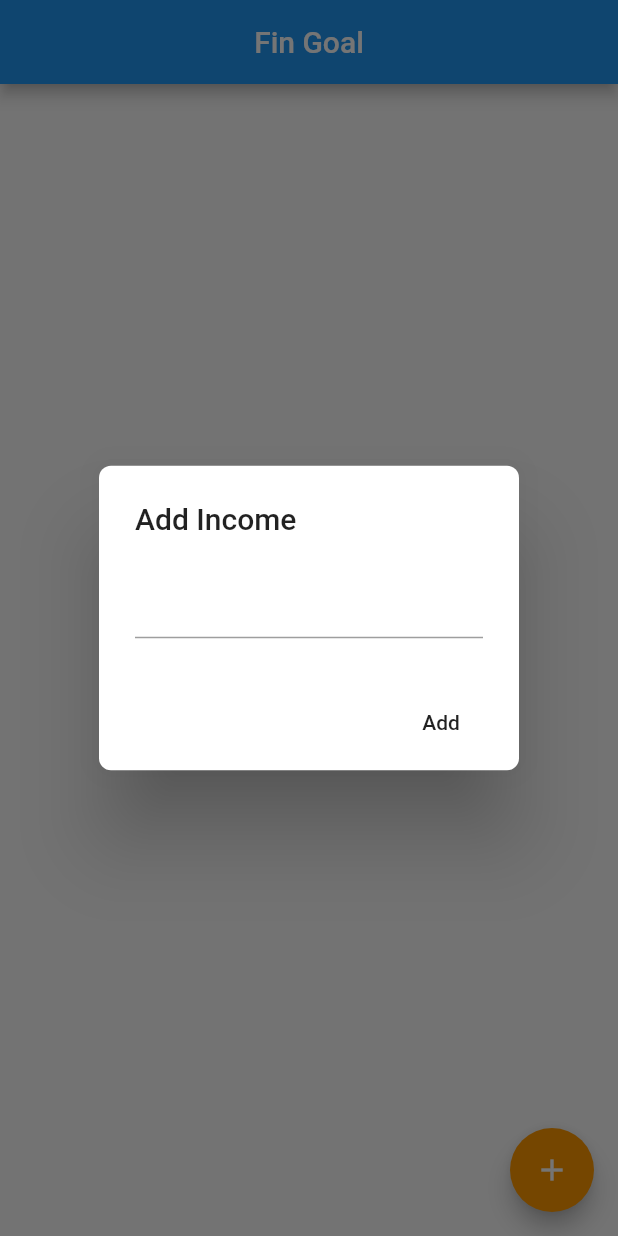
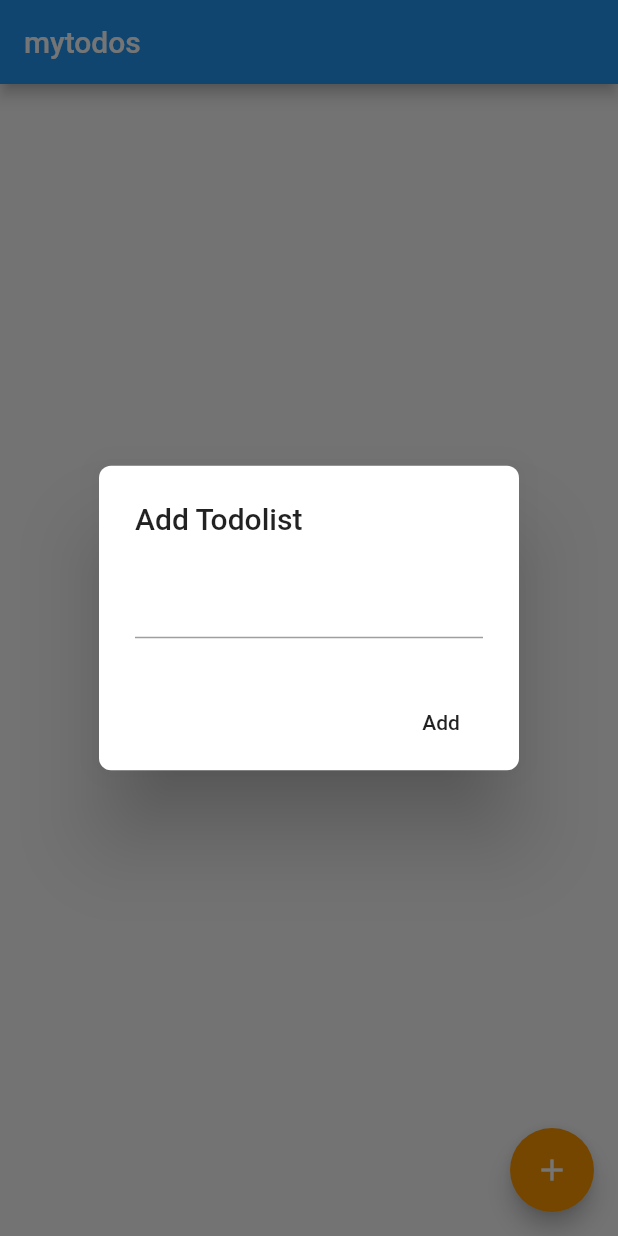
Before and after one commit to prerit09/finlit, a Flutter app: the screen it shows after launch, after a tap on the "add" icon, on a phone screen of 412 x 824 dp. Run offline on Flutter 3.47's test engine with Material 2 defaults, Android fonts, the phone set to English and light mode, and no system bars; our stand-ins replace cloud_firestore; accounts and stored records are empty.

Commit message:
list firebase

```diff
--- a/fin_goal/lib/main.dart
+++ b/fin_goal/lib/main.dart
@@ -1,21 +1,14 @@
-import 'package:firebase_core/firebase_core.dart';
 import 'package:flutter/material.dart';
 import 'package:cloud_firestore/cloud_firestore.dart';
 
-void main() async{
-  WidgetsFlutterBinding.ensureInitialized();
-  await Firebase.initializeApp();
-
-  runApp(MaterialApp(
+void main() => runApp(MaterialApp(
       debugShowCheckedModeBanner: false,
       theme: ThemeData(
           brightness: Brightness.light,
           primaryColor: Colors.blue,
-      accentColor: Colors.orange
-    ),
-    home: MyApp()
+          accentColor: Colors.orange),
+      home: MyApp(),
     ));
-}
 
 class MyApp extends StatefulWidget {
   @override
@@ -23,49 +16,52 @@ class MyApp extends StatefulWidget {
 }
 
 class _MyAppState extends State<MyApp> {
+  String todoTitle = "";
 
-  List todos = List();
-  String input = "";
-
-  createTodos(){
-    DocumentReference documentReference = FirebaseFirestore.instance.collection("MyTodos").doc(input);
+  createTodos() {
+    DocumentReference documentReference =
+        FirebaseFirestore.instance.collection("MyTodos").doc(todoTitle);
 
     //Map
-    Map<String, String> todos = {
-      "todoTitle": input
-    };
+    Map<String, String> todos = {"todoTitle": todoTitle};
 
-    documentReference.set(todos).whenComplete(() => print ("$input created"));
+    documentReference.set(todos).whenComplete(() {
+      print("$todoTitle created");
+    });
   }
 
-  deleteTodos(){
+  deleteTodos(item) {
+    DocumentReference documentReference =
+        FirebaseFirestore.instance.collection("MyTodos").doc(item);
 
+    documentReference.delete().whenComplete(() {
+      print("$item deleted");
+    });
   }
 
   @override
   Widget build(BuildContext context) {
     return Scaffold(
       appBar: AppBar(
-  title: Text("Fin Goal"),
-  centerTitle: true),
+        title: Text("mytodos"),
+      ),
       floatingActionButton: FloatingActionButton(
-    onPressed: (){
+        onPressed: () {
           showDialog(
               context: context,
-        builder: (BuildContext context){
+              builder: (BuildContext context) {
                 return AlertDialog(
                   shape: RoundedRectangleBorder(
-              borderRadius: BorderRadius.circular(8)
-            ),
-            title: Text("Add Income"),
+                      borderRadius: BorderRadius.circular(8)),
+                  title: Text("Add Todolist"),
                   content: TextField(
-              onChanged: (String value){
-                input = value;
+                    onChanged: (String value) {
+                      todoTitle = value;
                     },
                   ),
                   actions: <Widget>[
                     FlatButton(
-                onPressed: (){
+                        onPressed: () {
                           createTodos();
 
                           Navigator.of(context).pop();
@@ -80,23 +76,26 @@ class _MyAppState extends State<MyApp> {
           color: Colors.white,
         ),
       ),
-
-  body: StreamBuilder(stream: FirebaseFirestore.instance.collection("MyTodos").snapshots(), builder: (context, snapshots){
+      body: StreamBuilder(
+          stream: FirebaseFirestore.instance.collection("MyTodos").snapshots(),
+          builder: (context, snapshots) {
+            if (snapshots.hasData) {
               return ListView.builder(
                   shrinkWrap: true,
-              itemCount: snapshots.data.documents.length ,
-              itemBuilder: (context, index){
-                DocumentSnapshot documentSnapshot = snapshots.data.documents[index];
-
-                return Dismissible
-                (key: Key(
-                  index.toString()),
+                  itemCount: snapshots.data.documents.length,
+                  itemBuilder: (context, index) {
+                    DocumentSnapshot documentSnapshot =
+                        snapshots.data.documents[index];
+                    return Dismissible(
+                        onDismissed: (direction) {
+                          deleteTodos(documentSnapshot.data()["todoTitle"]);
+                        },
+                        key: Key(documentSnapshot.data()["todoTitle"]),
                         child: Card(
                           elevation: 4,
                           margin: EdgeInsets.all(8),
                           shape: RoundedRectangleBorder(
-                      borderRadius: BorderRadius.circular(8)
-                  ),
+                              borderRadius: BorderRadius.circular(8)),
                           child: ListTile(
                             title: Text(documentSnapshot.data()["todoTitle"]),
                             trailing: IconButton(
@@ -105,14 +104,18 @@ class _MyAppState extends State<MyApp> {
                                   color: Colors.red,
                                 ),
                                 onPressed: () {
-                    setState(() {
-                  todos.removeAt(index);
-                });
+                                  deleteTodos(documentSnapshot.data()["todoTitle"]);
                                 }),
                           ),
                         ));
-        }) ;
-      })
+                  });
+            } else {
+              return Align(
+                alignment: FractionalOffset.bottomCenter,
+                child: CircularProgressIndicator(),
+              );
+            }
+          }),
     );
   }
 }
```
Lines whose indentation alone changed are shown as unchanged.
